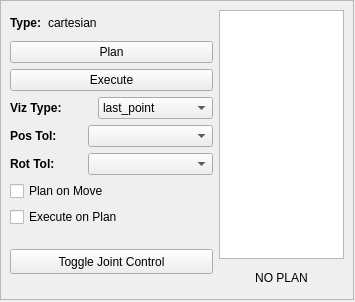
swhart115/nasa_robot_teleop, file ui/group_controls_widget.ui: the form before one commit.
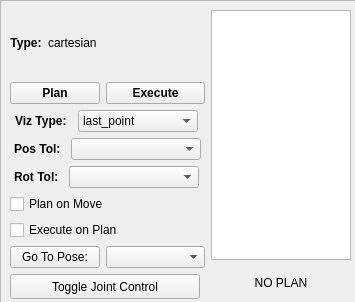
The form after the commit.

What changed in the file:
```diff
--- a/ui/group_controls_widget.ui
+++ b/ui/group_controls_widget.ui
@@ -24,8 +24,8 @@
     <rect>
      <x>0</x>
      <y>0</y>
-     <width>354</width>
-     <height>300</height>
+     <width>361</width>
+     <height>309</height>
     </rect>
    </property>
    <property name="sizePolicy">
@@ -54,6 +54,10 @@
    </property>
    <layout class="QGridLayout" name="gridLayout">
     <item row="0" column="0">
+     <layout class="QVBoxLayout" name="verticalLayout_4">
+      <item>
+       <layout class="QHBoxLayout" name="horizontalLayout_4">
+        <item>
      <widget class="QLabel" name="label_4">
       <property name="font">
        <font>
@@ -64,9 +68,12 @@
       <property name="text">
        <string>Type:</string>
       </property>
-     </widget>
-    </item>
-    <item row="0" column="1">
+          <property name="alignment">
+           <set>Qt::AlignCenter</set>
+          </property>
+         </widget>
+        </item>
+        <item>
      <widget class="QLabel" name="type_label">
       <property name="minimumSize">
        <size>
@@ -77,23 +84,49 @@
       <property name="text">
        <string>cartesian</string>
       </property>
-     </widget>
-    </item>
-    <item row="0" column="2">
+          <property name="alignment">
+           <set>Qt::AlignLeading|Qt::AlignLeft|Qt::AlignVCenter</set>
+          </property>
+         </widget>
+        </item>
+        <item>
      <spacer name="horizontalSpacer">
       <property name="orientation">
        <enum>Qt::Horizontal</enum>
       </property>
       <property name="sizeHint" stdset="0">
        <size>
-        <width>53</width>
+            <width>40</width>
         <height>20</height>
        </size>
       </property>
      </spacer>
     </item>
-    <item row="0" column="3" rowspan="9">
-     <widget class="QListWidget" name="joint_list">
+       </layout>
+      </item>
+      <item>
+       <layout class="QHBoxLayout" name="horizontalLayout_2">
+        <item>
+         <widget class="QPushButton" name="plan_button">
+          <property name="maximumSize">
+           <size>
+            <width>90</width>
+            <height>16777215</height>
+           </size>
+          </property>
+          <property name="font">
+           <font>
+            <weight>75</weight>
+            <bold>true</bold>
+           </font>
+          </property>
+          <property name="text">
+           <string>Plan</string>
+          </property>
+         </widget>
+        </item>
+        <item>
+         <widget class="QPushButton" name="execute_button">
       <property name="sizePolicy">
        <sizepolicy hsizetype="Fixed" vsizetype="Fixed">
         <horstretch>0</horstretch>
@@ -102,16 +135,35 @@
       </property>
       <property name="maximumSize">
        <size>
-        <width>125</width>
-        <height>280</height>
-       </size>
-      </property>
-     </widget>
-    </item>
-    <item row="3" column="0" colspan="3">
+            <width>100</width>
+            <height>16777215</height>
+           </size>
+          </property>
+          <property name="font">
+           <font>
+            <weight>75</weight>
+            <bold>true</bold>
+           </font>
+          </property>
+          <property name="text">
+           <string>Execute</string>
+          </property>
+         </widget>
+        </item>
+       </layout>
+      </item>
+      <item>
+       <layout class="QVBoxLayout" name="verticalLayout_2">
+        <item>
      <layout class="QHBoxLayout" name="horizontalLayout">
       <item>
        <widget class="QLabel" name="label">
+            <property name="sizePolicy">
+             <sizepolicy hsizetype="Fixed" vsizetype="Preferred">
+              <horstretch>0</horstretch>
+              <verstretch>0</verstretch>
+             </sizepolicy>
+            </property>
         <property name="font">
          <font>
           <weight>75</weight>
@@ -131,6 +183,12 @@
           <height>22</height>
          </size>
         </property>
+            <property name="maximumSize">
+             <size>
+              <width>120</width>
+              <height>16777215</height>
+             </size>
+            </property>
         <item>
          <property name="text">
           <string>last_point</string>
@@ -145,10 +203,16 @@
       </item>
      </layout>
     </item>
-    <item row="4" column="0" colspan="3">
+        <item>
      <layout class="QGridLayout" name="gridLayout_2">
       <item row="0" column="0">
        <widget class="QLabel" name="label_2">
+            <property name="sizePolicy">
+             <sizepolicy hsizetype="Fixed" vsizetype="Preferred">
+              <horstretch>0</horstretch>
+              <verstretch>0</verstretch>
+             </sizepolicy>
+            </property>
         <property name="font">
          <font>
           <weight>75</weight>
@@ -168,14 +232,26 @@
           <height>0</height>
          </size>
         </property>
+            <property name="maximumSize">
+             <size>
+              <width>130</width>
+              <height>16777215</height>
+             </size>
+            </property>
        </widget>
       </item>
      </layout>
     </item>
-    <item row="5" column="0" colspan="3">
+        <item>
      <layout class="QGridLayout" name="gridLayout_3">
       <item row="0" column="0">
        <widget class="QLabel" name="label_3">
+            <property name="sizePolicy">
+             <sizepolicy hsizetype="Fixed" vsizetype="Preferred">
+              <horstretch>0</horstretch>
+              <verstretch>0</verstretch>
+             </sizepolicy>
+            </property>
         <property name="font">
          <font>
           <weight>75</weight>
@@ -189,17 +265,33 @@
       </item>
       <item row="0" column="1">
        <widget class="QComboBox" name="rot_tol">
+            <property name="sizePolicy">
+             <sizepolicy hsizetype="Fixed" vsizetype="Fixed">
+              <horstretch>0</horstretch>
+              <verstretch>0</verstretch>
+             </sizepolicy>
+            </property>
         <property name="minimumSize">
          <size>
           <width>125</width>
           <height>0</height>
          </size>
         </property>
+            <property name="maximumSize">
+             <size>
+              <width>130</width>
+              <height>16777215</height>
+             </size>
+            </property>
        </widget>
       </item>
      </layout>
     </item>
-    <item row="6" column="0" colspan="2">
+       </layout>
+      </item>
+      <item>
+       <layout class="QVBoxLayout" name="verticalLayout">
+        <item>
      <widget class="QCheckBox" name="plan_on_move">
       <property name="text">
        <string>Plan on Move</string>
@@ -209,27 +301,109 @@
       </property>
      </widget>
     </item>
-    <item row="7" column="0" colspan="2">
+        <item>
      <widget class="QCheckBox" name="execute_on_plan">
       <property name="text">
        <string>Execute on Plan</string>
       </property>
      </widget>
     </item>
-    <item row="8" column="0" rowspan="2" colspan="3">
+       </layout>
+      </item>
+      <item>
+       <layout class="QHBoxLayout" name="horizontalLayout_3">
+        <item>
+         <widget class="QPushButton" name="go_to_stored_pose_button">
+          <property name="sizePolicy">
+           <sizepolicy hsizetype="Maximum" vsizetype="Fixed">
+            <horstretch>0</horstretch>
+            <verstretch>0</verstretch>
+           </sizepolicy>
+          </property>
+          <property name="maximumSize">
+           <size>
+            <width>90</width>
+            <height>16777215</height>
+           </size>
+          </property>
+          <property name="text">
+           <string>Go To Pose:</string>
+          </property>
+         </widget>
+        </item>
+        <item>
+         <widget class="QComboBox" name="stored_pose_list">
+          <property name="sizePolicy">
+           <sizepolicy hsizetype="Fixed" vsizetype="Fixed">
+            <horstretch>0</horstretch>
+            <verstretch>0</verstretch>
+           </sizepolicy>
+          </property>
+          <property name="maximumSize">
+           <size>
+            <width>125</width>
+            <height>16777215</height>
+           </size>
+          </property>
+         </widget>
+        </item>
+       </layout>
+      </item>
+      <item>
      <widget class="QPushButton" name="toggle_joint_control_button">
+        <property name="sizePolicy">
+         <sizepolicy hsizetype="Fixed" vsizetype="Fixed">
+          <horstretch>0</horstretch>
+          <verstretch>0</verstretch>
+         </sizepolicy>
+        </property>
       <property name="minimumSize">
        <size>
         <width>0</width>
         <height>25</height>
        </size>
       </property>
+        <property name="maximumSize">
+         <size>
+          <width>190</width>
+          <height>16777215</height>
+         </size>
+        </property>
+        <property name="layoutDirection">
+         <enum>Qt::LeftToRight</enum>
+        </property>
       <property name="text">
        <string>Toggle Joint Control</string>
       </property>
      </widget>
     </item>
-    <item row="9" column="3">
+     </layout>
+    </item>
+    <item row="0" column="1">
+     <layout class="QVBoxLayout" name="verticalLayout_3">
+      <item>
+       <widget class="QListWidget" name="joint_list">
+        <property name="sizePolicy">
+         <sizepolicy hsizetype="Fixed" vsizetype="Fixed">
+          <horstretch>0</horstretch>
+          <verstretch>0</verstretch>
+         </sizepolicy>
+        </property>
+        <property name="minimumSize">
+         <size>
+          <width>0</width>
+          <height>250</height>
+         </size>
+        </property>
+        <property name="maximumSize">
+         <size>
+          <width>140</width>
+          <height>375</height>
+         </size>
+        </property>
+       </widget>
+      </item>
+      <item>
      <widget class="QLabel" name="plan_label">
       <property name="sizePolicy">
        <sizepolicy hsizetype="Fixed" vsizetype="Preferred">
@@ -251,19 +425,7 @@
       </property>
      </widget>
     </item>
-    <item row="1" column="0" colspan="3">
-     <widget class="QPushButton" name="plan_button">
-      <property name="text">
-       <string>Plan</string>
-      </property>
-     </widget>
-    </item>
-    <item row="2" column="0" colspan="3">
-     <widget class="QPushButton" name="execute_button">
-      <property name="text">
-       <string>Execute</string>
-      </property>
-     </widget>
+     </layout>
     </item>
    </layout>
   </widget>
```
Lines whose indentation alone changed are shown as unchanged.
